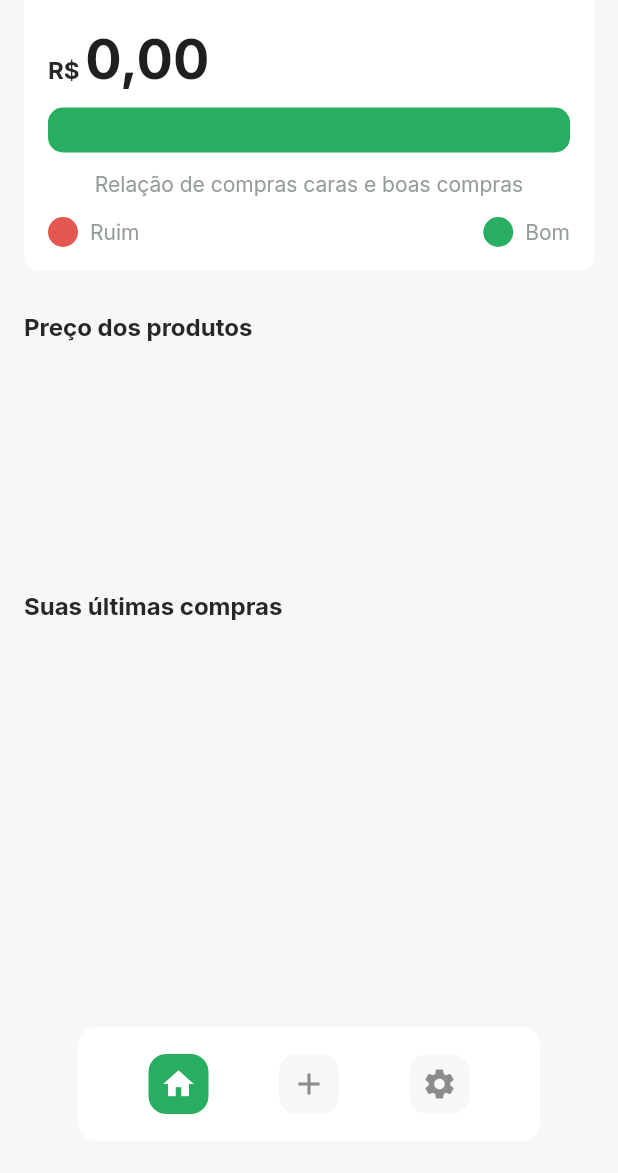
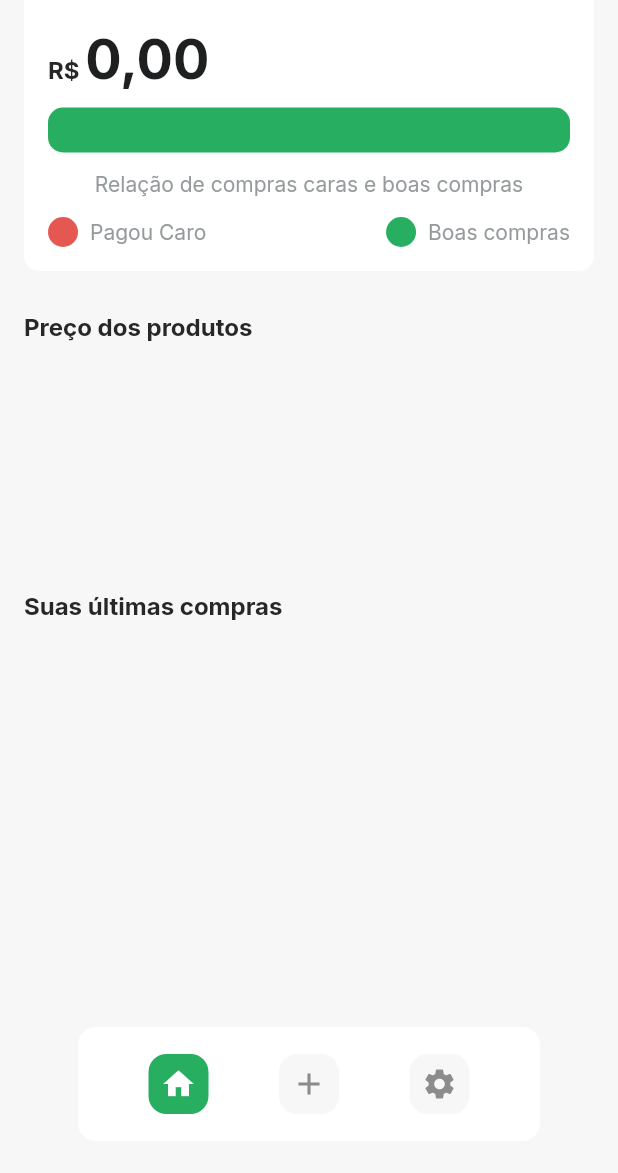
Before and after one commit to gabsabreu/flutter-race, a Flutter app: the HomePage screen opened directly with empty values, on a phone screen of 412 x 824 dp, the part 53-1226 px from its top. Run offline on Flutter 3.47's test engine with Material 2 defaults, Android fonts, the phone set to English and light mode, and no system bars; our stand-ins replace flutter_multi_formatter, font_awesome_flutter, google_fonts, supabase, validators; accounts and stored records are empty.

Commit message:
fix legenda chart

```diff
--- a/meuapp/lib/shared/theme/widgets/chart_horizontal/chart_horizontal.dart
+++ b/meuapp/lib/shared/theme/widgets/chart_horizontal/chart_horizontal.dart
@@ -63,7 +63,7 @@ class ChartHorizontal extends StatelessWidget {
                   width: 8,
                 ),
                 Text(
-                  "Ruim",
+                  "Pagou Caro",
                   style: AppTheme.textStyles.hint,
                 ),
               ],
@@ -78,7 +78,7 @@ class ChartHorizontal extends StatelessWidget {
                   width: 8,
                 ),
                 Text(
-                  "Bom",
+                  "Boas compras",
                   style: AppTheme.textStyles.hint,
                 ),
               ],
```
